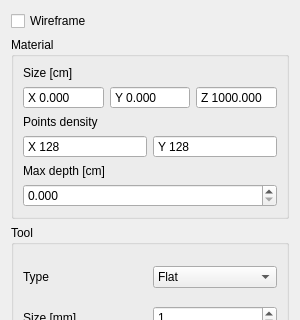
Qt form Controls/Modules/CNCRouterModule/cncroutermodule.ui (VenMolom/GeometricModeling) before a commit; both pictures show x 0 to 300 and y 0 to 320 of the 300 by 659 pixel window.
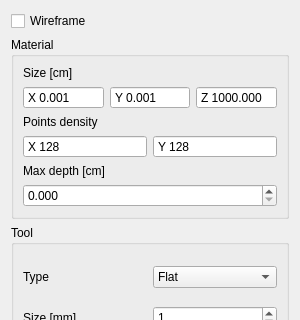
The same form after that commit.

Commit message: size input lower bound

Patch:
```diff
--- a/Controls/Modules/CNCRouterModule/cncroutermodule.ui
+++ b/Controls/Modules/CNCRouterModule/cncroutermodule.ui
@@ -326,6 +326,9 @@
            <property name="decimals">
             <number>3</number>
            </property>
+           <property name="minimum">
+            <double>0.001000000000000</double>
+           </property>
            <property name="maximum">
             <double>1000.000000000000000</double>
            </property>
@@ -363,6 +366,9 @@
            <property name="decimals">
             <number>3</number>
            </property>
+           <property name="minimum">
+            <double>0.001000000000000</double>
+           </property>
            <property name="maximum">
             <double>1000.000000000000000</double>
            </property>
```
Left out of the diff: 3 changed lines with no effect on the pictures.
